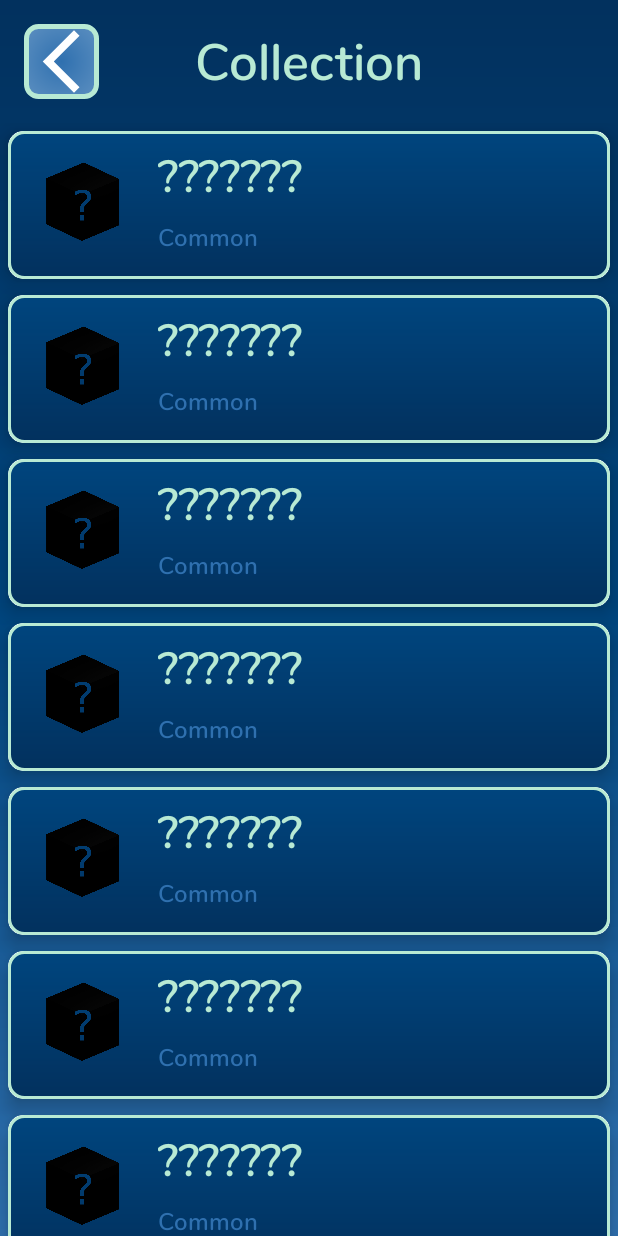
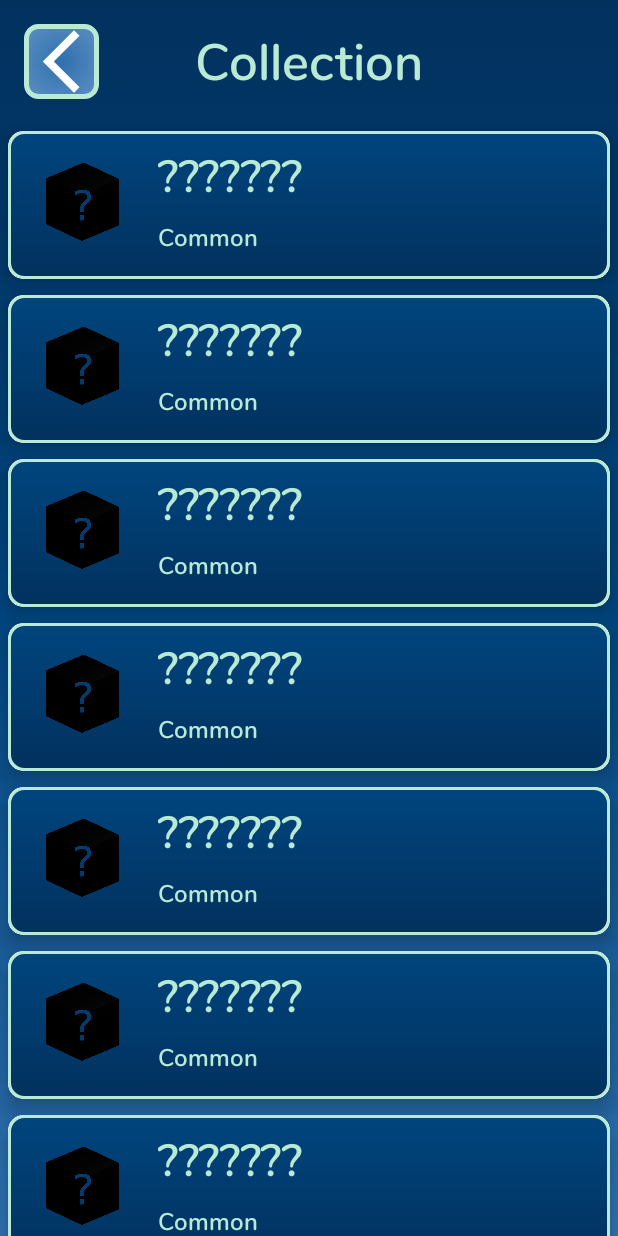
Before and after one commit to RecoNike/Concentrate_, an Android app: the CollectionActivity screen opened directly, with no data from a screen before it, on a phone screen of 412 x 824 dp. Run offline under Robolectric (Android 15) with nearby library versions, the phone set to English and light mode, and no system bars; our stand-ins replace Room's generated code.

Commit message:
new theme added

```diff
--- a/app/src/main/res/layout/collection_item_layout.xml
+++ b/app/src/main/res/layout/collection_item_layout.xml
@@ -47,7 +47,7 @@
             android:layout_marginBottom="16dp"
             android:fontFamily="@font/nunito_semibold"
             android:text="\????????"
-            android:textColor="@color/bg_gradientStart"
+            android:textColor="@color/textColor"
             android:textSize="16sp"
             app:layout_constraintBottom_toBottomOf="parent"
             app:layout_constraintStart_toEndOf="@+id/cardImage"
```
